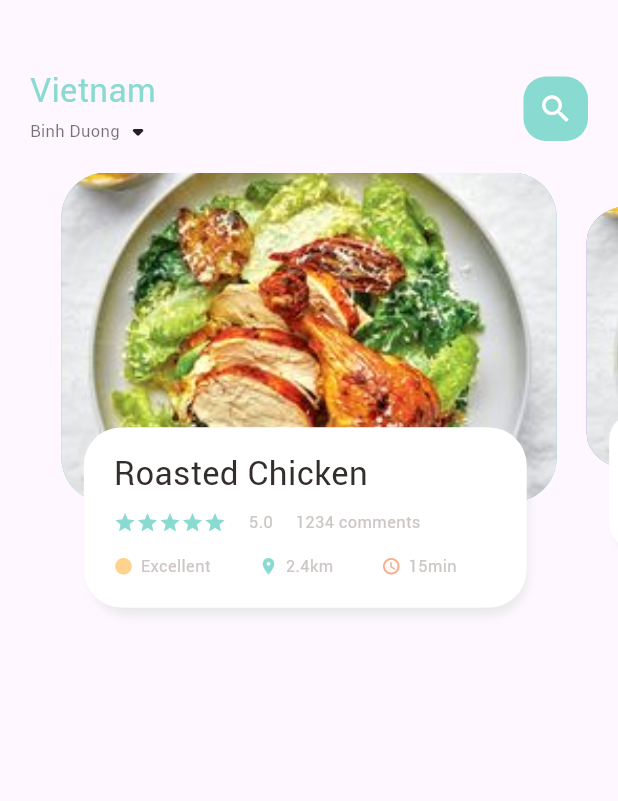
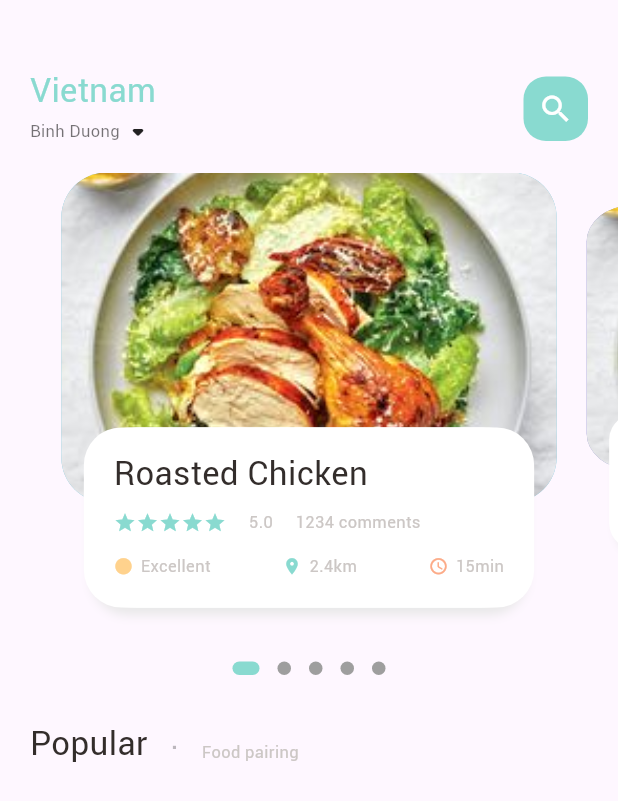
Before and after one commit to ndnam0409/Food-Delivery-App, a Flutter app: the screen it shows after launch, on a phone screen of 412 x 824 dp. Shown: the top 801 px of the screen. Run offline on Flutter 3.47's test engine with Material 2 defaults, Android fonts, the phone set to English and light mode, and no system bars; drawn by our look-alikes of dots_indicator; our stand-ins replace get.

Commit message:
Add dot indicator to page body

```diff
--- a/lib/home/food_page_body.dart
+++ b/lib/home/food_page_body.dart
@@ -1,3 +1,4 @@
+import 'package:dots_indicator/dots_indicator.dart';
 import 'package:flutter/material.dart';
 import 'package:food_delivery/widgets/big_text.dart';
 import 'package:food_delivery/widgets/icon_and_text_widget.dart';
@@ -17,7 +18,7 @@ class _FoodPageBodyState extends State<FoodPageBody> {
   // ignore: unused_field
   var _currentPageValue = 0.0;
   final _scaleFactor = 0.8;
-  double _height = 220;
+  final _height = 220;
 
   @override
   void initState(){
@@ -39,20 +40,54 @@ class _FoodPageBodyState extends State<FoodPageBody> {
   Widget build(BuildContext context) {
     return Column(
       children: [
-        SizedBox(
-          //color: Colors.redAccent,
+        Container(
           height: 320,
           // The PageView.builder widget is used to create a scrollable list of children widgets.
           child: PageView.builder(
             controller: pageController,
             itemCount: 5,
             itemBuilder: (context, position){
-            return _buildPageItem(position);
-          }),
+              return _buildPageItem(position);
+            }
+          ),
+      ),
+      DotsIndicator(
+          dotsCount: 5,
+          position: _currentPageValue,
+          decorator: DotsDecorator(
+            size: const Size.square(9.0),
+            activeSize: const Size(18.0, 9.0),
+            activeShape: RoundedRectangleBorder(
+              borderRadius: BorderRadius.circular(20.0)
+            ),
+            activeColor: AppColors.mainColor,
+          ),
+      ),
+      const SizedBox(height: 20),
+      Container(
+        margin: const EdgeInsets.only(left: 20),
+        child: Row(
+          crossAxisAlignment: CrossAxisAlignment.end,
+          children: [
+            BigText(text: "Popular"),
+            const SizedBox(width: 15),
+            Container(
+              margin: const EdgeInsets.only(bottom: 4),
+              child: BigText (text: '.', color: Colors.black26),
+            ),
+            const SizedBox(width: 15),
+            Container(
+              margin: const EdgeInsets.only(bottom: 3),
+              child: SmallText (text: "Food pairing",),
+            )
+          ],
         )
-      ],
-    );
-  }
+      )
+    ],
+  );
+}
+
+
   Widget _buildPageItem(int index){
     Matrix4 matrix = new Matrix4.identity();
     if (index == _currentPageValue.floor()){
@@ -111,6 +146,10 @@ class _FoodPageBodyState extends State<FoodPageBody> {
                       color: Colors.white,
                       offset: Offset(-5,0),
                     ),
+                    BoxShadow(
+                      color: Colors.white,
+                      offset: Offset(5,0),
+                    ),
                   ]
                 ),
                 child: Container(
@@ -137,19 +176,20 @@ class _FoodPageBodyState extends State<FoodPageBody> {
                       ),
                       const SizedBox(height: 15),
                       Row(
+                        mainAxisAlignment: MainAxisAlignment.spaceBetween,
                         children: [
                           IconAndTextWidget(
                             icon: Icons.circle_sharp,
                             text: "Excellent",
                             iconColor: AppColors.iconColor1,
                           ),
-                          const SizedBox(width: 32),
+
                           IconAndTextWidget(
                             icon: Icons.location_on,
                             text: "2.4km",
                             iconColor: AppColors.mainColor,
                           ),
-                          const SizedBox(width: 32),
+
                           IconAndTextWidget(
                             icon: Icons.access_time_rounded,
                             text: "15min",
--- a/lib/home/main_food_page.dart
+++ b/lib/home/main_food_page.dart
@@ -17,6 +17,7 @@ class _MainFoodPageState extends State<MainFoodPage> {
     return Scaffold(
       body: Column(
         children: [
+          //  showing the header
           Container(
             margin: const EdgeInsets.only(top: 45, bottom: 15),
             padding: const EdgeInsets.only(left: 20, right: 20),
@@ -53,6 +54,7 @@ class _MainFoodPageState extends State<MainFoodPage> {
               )
             )
           ),
+          // showing the body
           const FoodPageBody(),
         ]
       )
--- a/lib/main.dart
+++ b/lib/main.dart
@@ -1,6 +1,6 @@
 import 'package:flutter/material.dart';
 import 'package:food_delivery/home/main_food_page.dart';
-
+import 'package:get/get.dart';
 void main() {
   runApp(const MyApp());
 }
@@ -11,7 +11,7 @@ class MyApp extends StatelessWidget {
   // This widget is the root of your application.
   @override
   Widget build(BuildContext context) {
-    return MaterialApp(
+    return GetMaterialApp(
       debugShowCheckedModeBanner: false,
       title: 'Flutter Demo',
       theme: ThemeData(
--- a/pubspec.yaml
+++ b/pubspec.yaml
@@ -30,6 +30,8 @@ environment:
 dependencies:
   flutter:
     sdk: flutter
+  get: ^4.1.4
+  dots_indicator: ^2.0.0
 
 
   # The following adds the Cupertino Icons font to your application.
```
Also changed, not shown: pubspec.lock.
